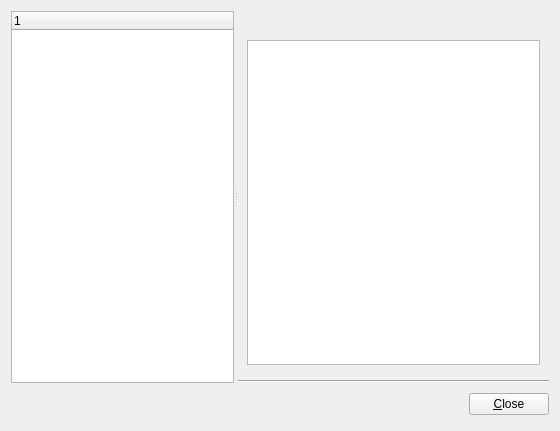
02strich/qmpdclient-ne, file ui/preferencesdialog.ui: the form before one commit.
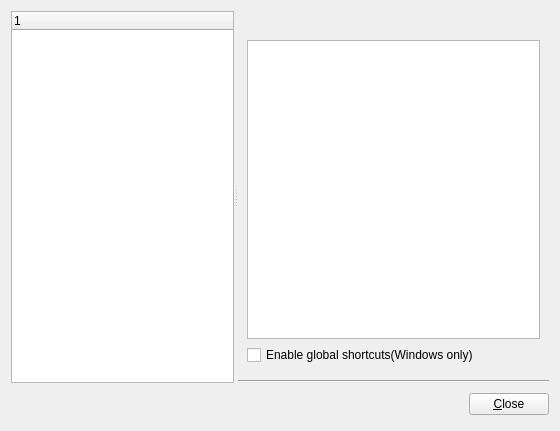
The form after the commit. The open tabs and pages were chosen to show the change.

Commit message: adding the global shortcuts option to preferences and implementing it

Patch:
```diff
--- a/ui/preferencesdialog.ui
+++ b/ui/preferencesdialog.ui
@@ -1412,13 +1412,7 @@
           </layout>
          </widget>
          <widget class="QWidget" name="shortcutPage">
-          <layout class="QVBoxLayout">
-           <property name="spacing">
-            <number>6</number>
-           </property>
-           <property name="margin">
-            <number>9</number>
-           </property>
+          <layout class="QVBoxLayout" name="verticalLayout_5">
            <item>
             <widget class="QTableView" name="shortcutList">
              <property name="selectionMode">
@@ -1426,6 +1420,13 @@
              </property>
             </widget>
            </item>
+           <item>
+            <widget class="QCheckBox" name="globalShortcuts">
+             <property name="text">
+              <string>Enable global shortcuts(Windows only)</string>
+             </property>
+            </widget>
+           </item>
           </layout>
          </widget>
          <widget class="QWidget" name="tagGuesserPage">
```
Left out of the diff: 2 changed lines with no effect on the pictures. The commit also changes 5 other files.
